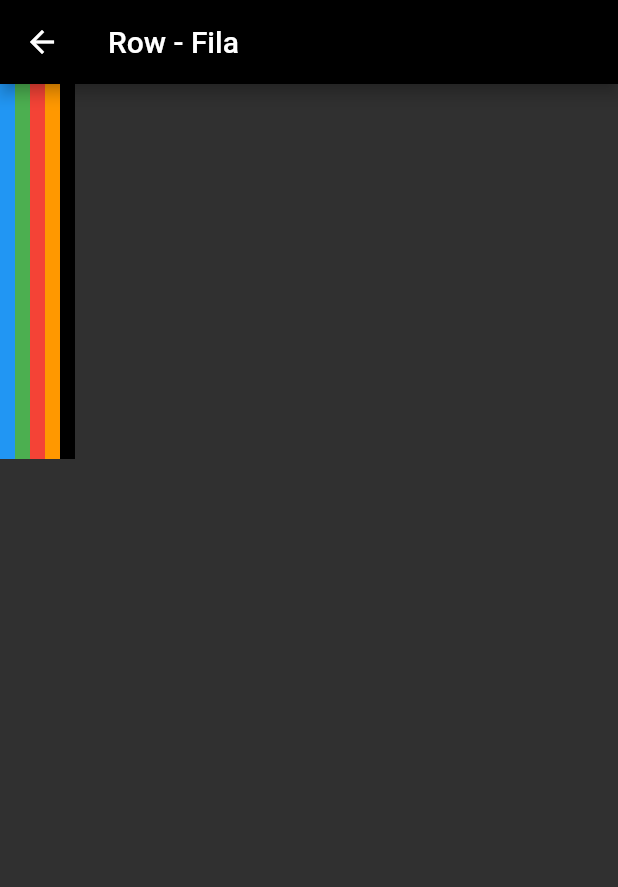
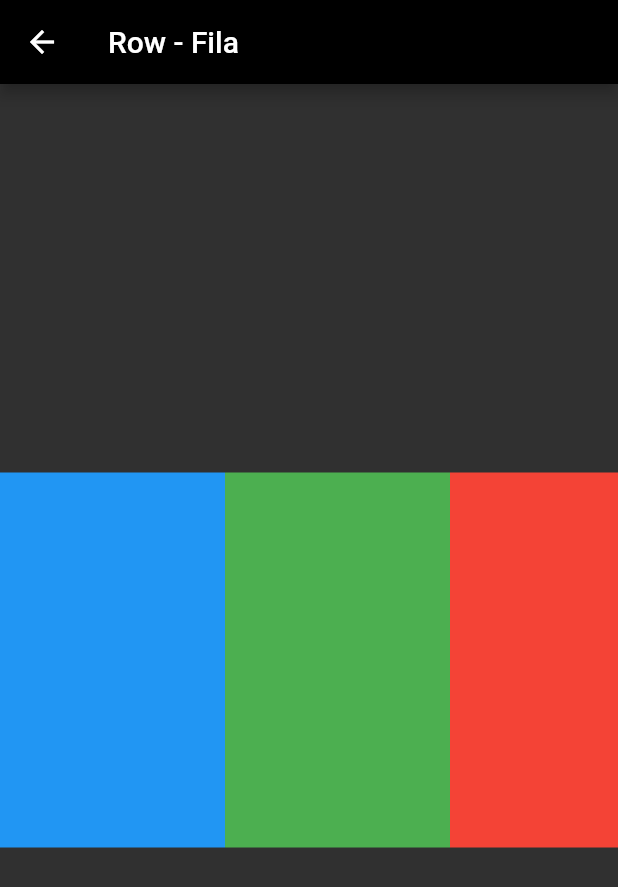
Before and after one commit to FernSh321/app_ejemplo, a Flutter app: the RowScreen screen opened directly, on a phone screen of 412 x 824 dp. Shown: the top 887 px of the screen. Run offline on Flutter 3.47's test engine with Material 2 defaults, Android fonts, the light colour scheme and no system bars.

Commit message:
agregar scroll horizontal y listo

```diff
--- a/lib/row.dart
+++ b/lib/row.dart
@@ -9,32 +9,37 @@ class RowScreen extends StatelessWidget {
   Widget build(BuildContext context) {
     return Scaffold(
       appBar: AppBar(title: const Text('Row - Fila'),),
-      body: Row(
+      body: ListView(
+        scrollDirection: Axis.horizontal,
+        children: [
+          Row(
             children: [
               Container(
                 color: Colors.blue,
-            width: 10.0,
+                width: 150.0,
                 height: 250.0,
               ),
               Container(
                 color: Colors.green,
                 height: 250.0,
-            width: 10.0,
+                width: 150.0,
               ),
               Container(
                 color: Colors.red,
                 height: 250.0,
-            width: 10.0,
+                width: 150.0,
               ),
               Container(
                 color: Colors.orange,
                 height: 250.0,
-            width: 10.0,
+                width: 150.0,
               ),
               Container(
                 color: Colors.black,
                 height: 250.0,
-            width: 10.0,
+                width: 150.0,
+              ),
+            ],
           ),
         ],
       ),
```
Lines whose indentation alone changed are shown as unchanged.
